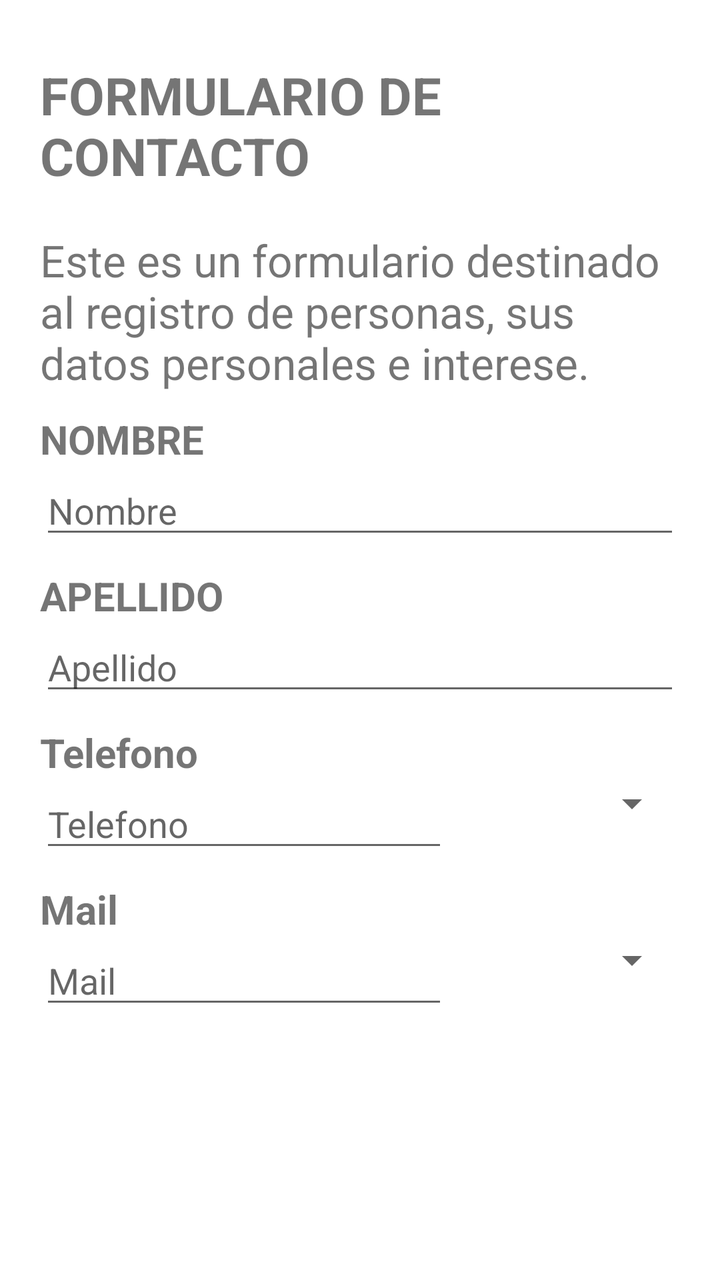
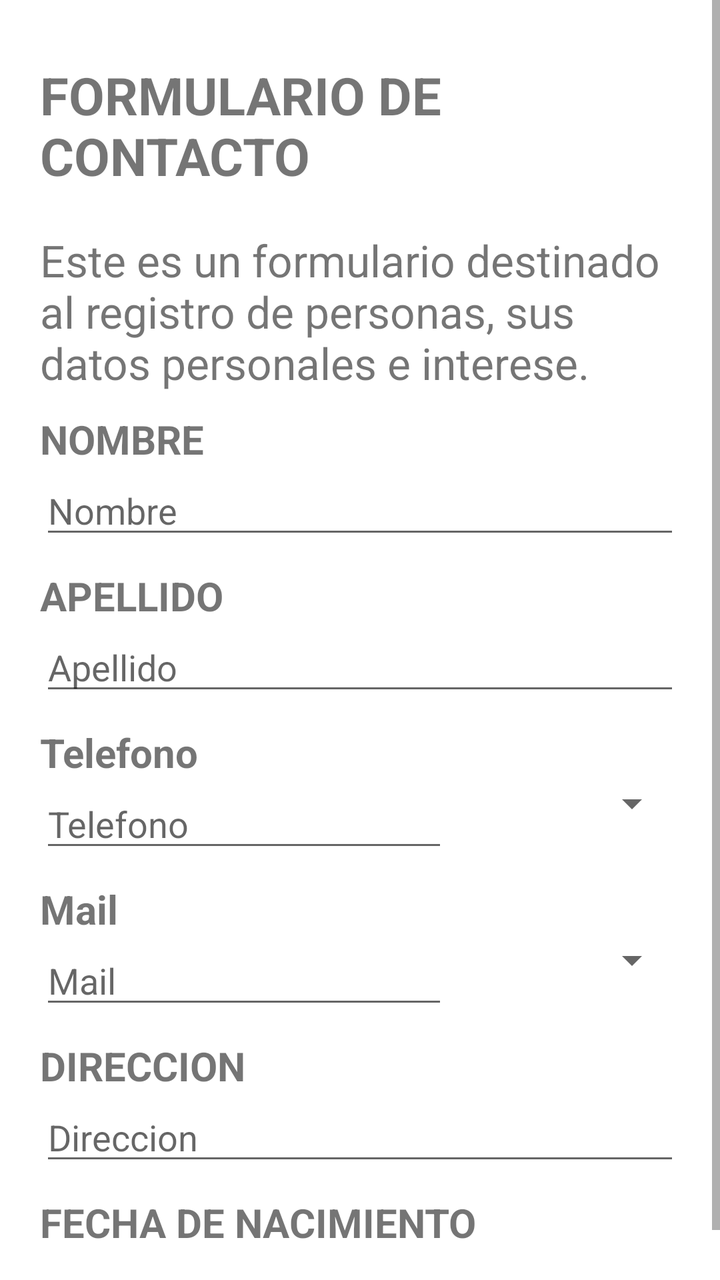

An Android layout rendered at two revisions. The XML below is the earlier revision; the diff shows what the commit changed to produce the second picture.
<!-- AndroidManifest.xml: application theme Theme.MaterialComponents.DayNight.DarkActionBar -->
<!-- res/layout/fragment_datos_personales.xml -->
<?xml version="1.0" encoding="utf-8"?>
<ScrollView xmlns:android="http://schemas.android.com/apk/res/android"
    xmlns:app="http://schemas.android.com/apk/res-auto"

    xmlns:tools="http://schemas.android.com/tools"
    android:layout_width="match_parent"
    android:layout_height="match_parent"
    tools:context=".FragmentDatosPersonales">

    <LinearLayout
        android:layout_width="match_parent"
        android:layout_height="wrap_content"
        android:layout_margin="20dp"
        android:orientation="vertical">

        <TextView
            android:id="@+id/textView"
            android:layout_width="match_parent"
            android:layout_height="wrap_content"
            android:layout_marginTop="10dp"
            android:layout_marginBottom="20dp"
            android:textSize="26sp"
            android:text="@string/title"
            android:textStyle="bold" />

        <TextView
            android:id="@+id/textView2"
            android:layout_width="match_parent"
            android:layout_height="wrap_content"
            android:text="@string/texto"
            android:textSize="22dp" />

        <TextView
            android:id="@+id/textView3"
            android:layout_width="match_parent"
            android:layout_height="wrap_content"
            android:layout_marginTop="10dp"
            android:text="@string/Nombre"
            android:textSize="20sp"
            android:textStyle="bold" />

        <EditText
            android:id="@+id/txt_nombre"
            android:layout_width="match_parent"
            android:layout_height="wrap_content"
            android:ems="10"
            android:hint="@string/Hint_nombre"
            android:inputType="text" />

        <TextView
            android:id="@+id/textView4"
            android:layout_width="match_parent"
            android:layout_height="wrap_content"
            android:layout_marginTop="10dp"
            android:text="@string/Apellido"
            android:textSize="20sp"
            android:textStyle="bold" />

        <EditText
            android:id="@+id/txt_apellido"
            android:layout_width="match_parent"
            android:layout_height="wrap_content"
            android:ems="10"
            android:hint="@string/Hint_apellido"
            android:inputType="text" />

        <TextView
            android:id="@+id/textView5"
            android:layout_width="match_parent"
            android:layout_height="wrap_content"
            android:layout_marginTop="10dp"
            android:text="@string/telefono"
            android:textSize="20sp"
            android:textStyle="bold" />
        <LinearLayout
            android:layout_width="match_parent"
            android:layout_height="wrap_content"
            android:orientation="horizontal">


        <EditText
            android:id="@+id/txt_Telefono"
            android:layout_width="204dp"
            android:layout_height="wrap_content"
            android:ems="10"
            android:hint="@string/hint_telefono"
            android:inputType="number" />

        <Spinner
            android:id="@+id/spinner_telefono"
            android:layout_width="match_parent"
            android:layout_height="wrap_content" />
        </LinearLayout>

        <TextView
            android:id="@+id/textView6"
            android:layout_width="match_parent"
            android:layout_height="wrap_content"
            android:layout_marginTop="10dp"
            android:text="@string/mail"
            android:textSize="20sp"
            android:textStyle="bold" />
        <LinearLayout
            android:layout_width="match_parent"
            android:layout_height="wrap_content"
            android:orientation="horizontal">

        <EditText
            android:id="@+id/txt_mail"
            android:layout_width="204dp"
            android:layout_height="wrap_content"
            android:ems="10"
            android:hint="@string/hint_mail"
            android:inputType="textEmailAddress" />

        <Spinner
            android:id="@+id/spinner_mail"
            android:layout_width="match_parent"
            android:layout_height="wrap_content" />
        </LinearLayout>
    </LinearLayout>
</ScrollView>
<!-- resources referenced by this layout -->
<resources>
  <string name="Apellido">APELLIDO</string>
  <string name="Hint_apellido">Apellido</string>
  <string name="Hint_nombre">Nombre</string>
  <string name="Nombre">NOMBRE</string>
  <string name="hint_mail">Mail</string>
  <string name="hint_telefono">Telefono</string>
  <string name="mail">Mail</string>
  <string name="telefono">Telefono</string>
  <string name="texto">Este es un formulario destinado al registro de personas, sus datos personales e interese.</string>
  <string name="title">FORMULARIO DE CONTACTO</string>
</resources>

<!-- the commit's change to res/layout/fragment_datos_personales.xml (unified diff, before → after) -->
@@ -118,5 +118,39 @@
             android:layout_width="match_parent"
             android:layout_height="wrap_content" />
         </LinearLayout>
+
+        <TextView
+            android:id="@+id/textView7"
+            android:layout_width="match_parent"
+            android:layout_height="wrap_content"
+            android:layout_marginTop="10dp"
+            android:text="@string/direccion"
+            android:textSize="20sp"
+            android:textStyle="bold" />
+
+        <EditText
+            android:id="@+id/txt_direccion"
+            android:layout_width="match_parent"
+            android:layout_height="wrap_content"
+            android:ems="10"
+            android:hint="@string/hint_direccion"
+            android:inputType="text" />
+
+        <TextView
+            android:id="@+id/textView8"
+            android:layout_width="match_parent"
+            android:layout_height="wrap_content"
+            android:layout_marginTop="10dp"
+            android:text="@string/fecha_nacimiento"
+            android:textSize="20sp"
+            android:textStyle="bold" />
+
+        <EditText
+            android:id="@+id/txt_fecha_nacimiento"
+            android:layout_width="match_parent"
+            android:layout_height="wrap_content"
+            android:ems="10"
+            android:hint="@string/hint_fecha_nacimiento"
+            android:inputType="date" />
     </LinearLayout>
 </ScrollView>
<!-- resource entries referenced after the edit -->
@@ -4,6 +4,10 @@
   <string name="Hint_apellido">Apellido</string>
   <string name="Hint_nombre">Nombre</string>
   <string name="Nombre">NOMBRE</string>
+  <string name="direccion">DIRECCION</string>
+  <string name="fecha_nacimiento">FECHA DE NACIMIENTO</string>
+  <string name="hint_direccion">Direccion</string>
+  <string name="hint_fecha_nacimiento">Fecha nacimiento</string>
   <string name="hint_mail">Mail</string>
   <string name="hint_telefono">Telefono</string>
   <string name="mail">Mail</string>
